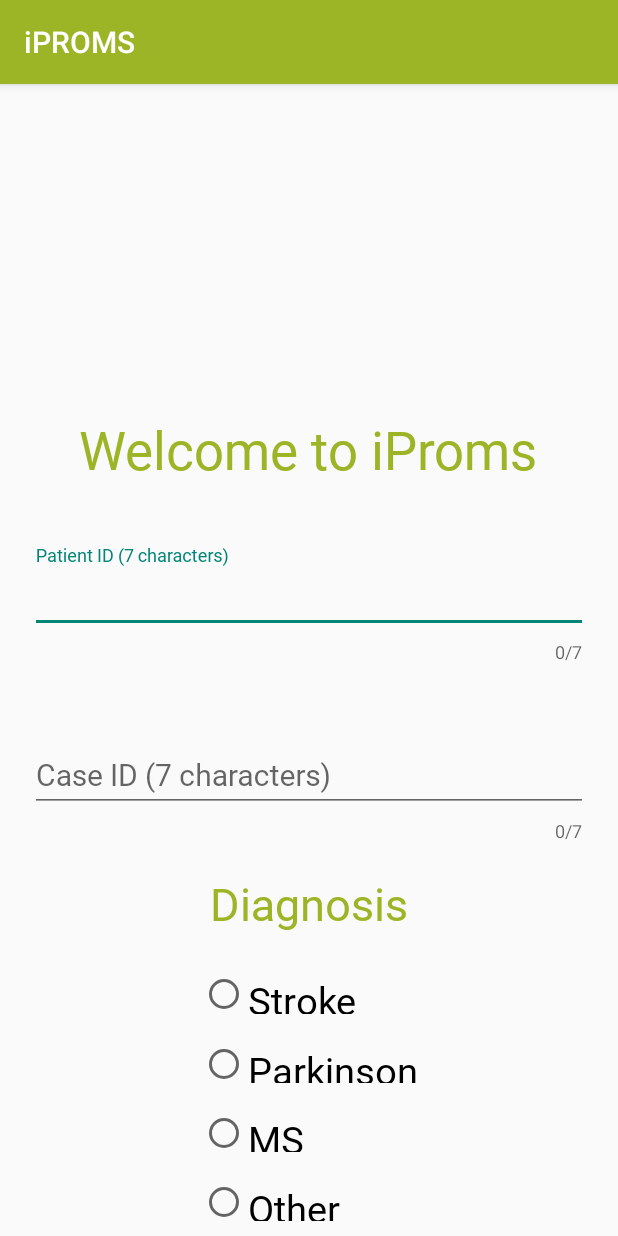
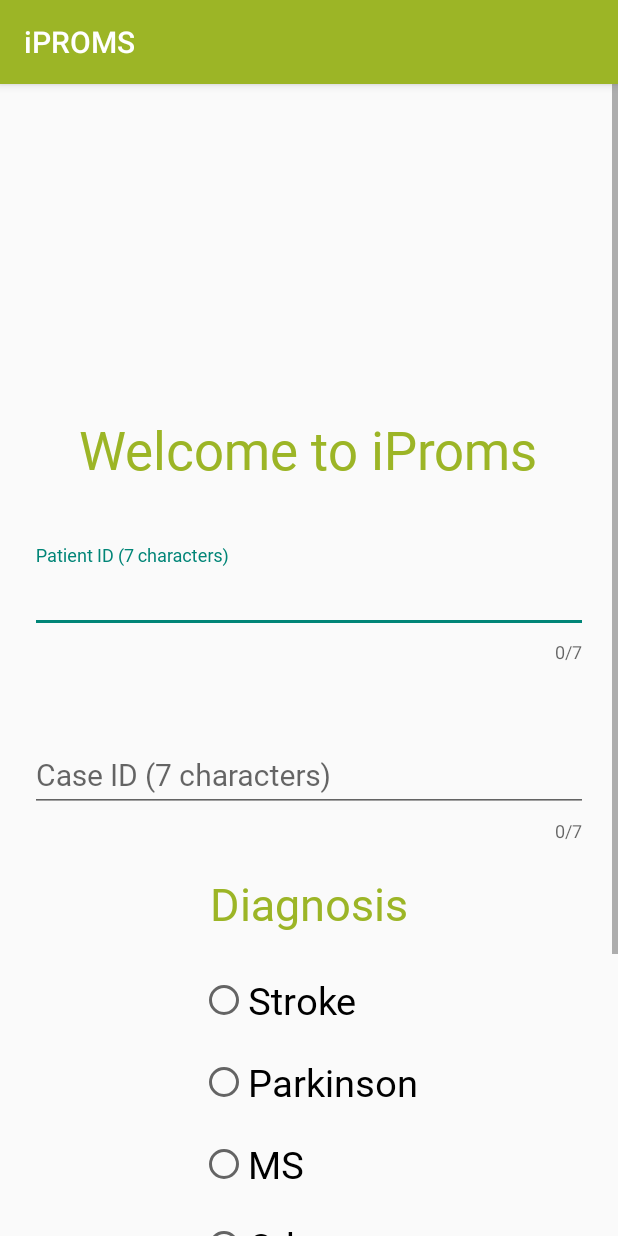
Before and after one commit to DART-Lab-LLUI/iProms, an Android app: the IdentificationActivity screen opened directly, with no data from a screen before it, on a phone screen of 412 x 824 dp. Run offline under Robolectric (Android 15) with nearby library versions, the phone set to English and light mode, and no system bars; 1 statement that could not run was skipped.

Commit message:
fix bug: identification not scrollable

```diff
--- a/app/src/main/res/layout/activity_identification.xml
+++ b/app/src/main/res/layout/activity_identification.xml
@@ -1,7 +1,11 @@
 <?xml version="1.0" encoding="utf-8"?>
-<RelativeLayout xmlns:android="http://schemas.android.com/apk/res/android"
+<ScrollView xmlns:android="http://schemas.android.com/apk/res/android"
     xmlns:app="http://schemas.android.com/apk/res-auto"
     xmlns:tools="http://schemas.android.com/tools"
+    android:layout_width="match_parent"
+    android:layout_height="match_parent">
+
+    <RelativeLayout
         android:layout_width="match_parent"
         android:layout_height="match_parent"
         tools:context=".Views.IdentificationActivity">
@@ -188,3 +192,4 @@
 
 
     </RelativeLayout>
+</ScrollView>
```
Lines whose indentation alone changed are shown as unchanged.
